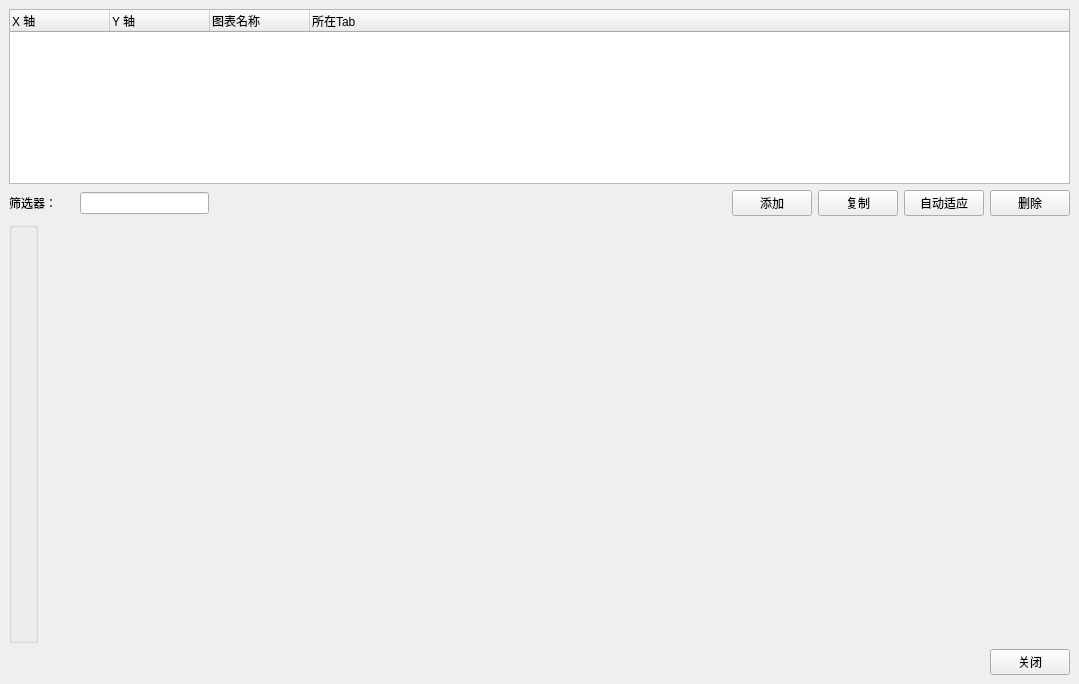
First picture: the form in AdvancedDataManager.ui, repository whatudone/plotxy, before the edit.
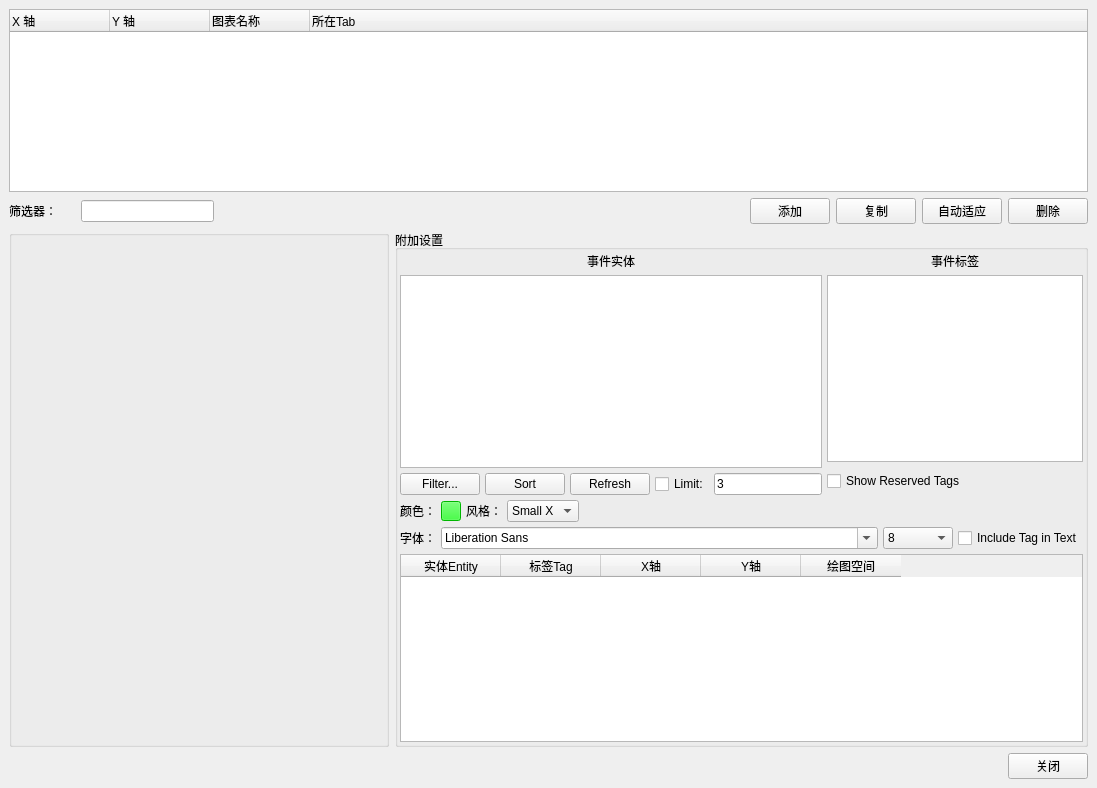
Second picture: the form after the edit. The open tabs and pages were chosen to show the change.

```diff
--- a/AdvancedDataManager.ui
+++ b/AdvancedDataManager.ui
@@ -6,15 +6,15 @@
    <rect>
     <x>0</x>
     <y>0</y>
-    <width>1079</width>
-    <height>684</height>
+    <width>1097</width>
+    <height>788</height>
    </rect>
   </property>
   <property name="windowTitle">
    <string>MainWindow</string>
   </property>
   <widget class="QWidget" name="centralwidget">
-   <layout class="QVBoxLayout" name="verticalLayout_6">
+   <layout class="QVBoxLayout" name="verticalLayout_4">
     <item>
      <widget class="QTreeWidget" name="treeWidget_xy">
       <column>
@@ -95,48 +95,105 @@
      </layout>
     </item>
     <item>
-     <layout class="QHBoxLayout" name="horizontalLayout_5" stretch="0,0">
+     <layout class="QHBoxLayout" name="horizontalLayout_3">
       <item>
        <widget class="QGroupBox" name="groupBox">
+        <property name="sizePolicy">
+         <sizepolicy hsizetype="Expanding" vsizetype="Preferred">
+          <horstretch>0</horstretch>
+          <verstretch>0</verstretch>
+         </sizepolicy>
+        </property>
         <property name="title">
          <string/>
         </property>
         <layout class="QVBoxLayout" name="verticalLayout_3">
+         <property name="spacing">
+          <number>5</number>
+         </property>
+         <property name="leftMargin">
+          <number>0</number>
+         </property>
+         <property name="topMargin">
+          <number>0</number>
+         </property>
+         <property name="rightMargin">
+          <number>0</number>
+         </property>
+         <property name="bottomMargin">
+          <number>0</number>
+         </property>
          <item>
           <widget class="QWidget" name="widget_drawer" native="true">
-           <widget class="QPushButton" name="pushButton">
-            <property name="geometry">
-             <rect>
-              <x>11</x>
-              <y>139</y>
-              <width>93</width>
-              <height>28</height>
-             </rect>
+           <layout class="QVBoxLayout" name="verticalLayout_9">
+            <property name="spacing">
+             <number>5</number>
             </property>
-            <property name="text">
-             <string>PushButton</string>
+            <property name="leftMargin">
+             <number>0</number>
             </property>
-           </widget>
-          </widget>
+            <property name="topMargin">
+             <number>0</number>
+            </property>
+            <property name="rightMargin">
+             <number>0</number>
+            </property>
+            <property name="bottomMargin">
+             <number>0</number>
+            </property>
+            <item>
+             <layout class="QVBoxLayout" name="verticalLayout_8"/>
+            </item>
+           </layout>
+          </widget>
          </item>
         </layout>
        </widget>
       </item>
+      <item>
+       <widget class="QGroupBox" name="groupBox_7">
+        <property name="title">
+         <string>附加设置</string>
+        </property>
+        <layout class="QVBoxLayout" name="verticalLayout_11">
+         <property name="spacing">
+          <number>5</number>
+         </property>
+         <property name="leftMargin">
+          <number>2</number>
+         </property>
+         <property name="topMargin">
+          <number>2</number>
+         </property>
+         <property name="rightMargin">
+          <number>2</number>
+         </property>
+         <property name="bottomMargin">
+          <number>2</number>
+         </property>
       <item>
        <widget class="QStackedWidget" name="stackedWidget_aDMrpart">
         <property name="currentIndex">
-         <number>1</number>
-        </property>
+            <number>2</number>
+           </property>
+           <widget class="QWidget" name="page_4"/>
         <widget class="QWidget" name="page">
-         <layout class="QVBoxLayout" name="verticalLayout_4">
-          <item>
-           <widget class="QGroupBox" name="groupBox_2">
-            <property name="title">
-             <string>额外设置</string>
-            </property>
             <layout class="QVBoxLayout" name="verticalLayout_2">
-             <item>
-              <layout class="QHBoxLayout" name="horizontalLayout_3" stretch="2,1">
+             <property name="spacing">
+              <number>5</number>
+             </property>
+             <property name="leftMargin">
+              <number>0</number>
+             </property>
+             <property name="topMargin">
+              <number>0</number>
+             </property>
+             <property name="rightMargin">
+              <number>0</number>
+             </property>
+             <property name="bottomMargin">
+              <number>0</number>
+             </property>
                <item>
                 <layout class="QHBoxLayout" name="horizontalLayout_2">
                  <item>
@@ -155,27 +212,20 @@
                  </item>
                  <item>
                   <widget class="QPushButton" name="pushButton_choosecolor">
+                 <property name="maximumSize">
+                  <size>
+                   <width>20</width>
+                   <height>20</height>
+                  </size>
+                 </property>
                    <property name="styleSheet">
-                    <string notr="true"/>
+                  <string notr="true">background-color: rgb(0, 255, 0);</string>
                    </property>
                    <property name="text">
                     <string/>
                    </property>
                   </widget>
                  </item>
-                 <item>
-                  <spacer name="horizontalSpacer">
-                   <property name="orientation">
-                    <enum>Qt::Horizontal</enum>
-                   </property>
-                   <property name="sizeHint" stdset="0">
-                    <size>
-                     <width>40</width>
-                     <height>20</height>
-                    </size>
-                   </property>
-                  </spacer>
-                 </item>
                  <item>
                   <widget class="QPushButton" name="pushButton_insertcolor">
                    <property name="text">
@@ -183,10 +233,19 @@
                    </property>
                   </widget>
                  </item>
-                </layout>
-               </item>
                <item>
-                <layout class="QHBoxLayout" name="horizontalLayout_4">
+                <spacer name="horizontalSpacer">
+                 <property name="orientation">
+                  <enum>Qt::Horizontal</enum>
+                 </property>
+                 <property name="sizeHint" stdset="0">
+                  <size>
+                   <width>40</width>
+                   <height>20</height>
+                  </size>
+                 </property>
+                </spacer>
+               </item>
                  <item>
                   <widget class="QPushButton" name="pushButton_save">
                    <property name="text">
@@ -210,14 +269,27 @@
                  </item>
                 </layout>
                </item>
-              </layout>
-             </item>
              <item>
-              <widget class="QGroupBox" name="groupBox_3">
+              <widget class="QGroupBox" name="groupBox_2">
                <property name="title">
-                <string>Code</string>
+                <string>code</string>
                </property>
                <layout class="QVBoxLayout" name="verticalLayout">
+                <property name="spacing">
+                 <number>5</number>
+                </property>
+                <property name="leftMargin">
+                 <number>2</number>
+                </property>
+                <property name="topMargin">
+                 <number>2</number>
+                </property>
+                <property name="rightMargin">
+                 <number>2</number>
+                </property>
+                <property name="bottomMargin">
+                 <number>2</number>
+                </property>
                 <item>
                  <widget class="QTextEdit" name="textEdit">
                   <property name="html">
@@ -227,8 +299,8 @@
 &lt;/style&gt;&lt;/head&gt;&lt;body style=&quot; font-family:'SimSun'; font-size:9pt; font-weight:400; font-style:normal;&quot;&gt;
 &lt;p style=&quot; margin-top:0px; margin-bottom:0px; margin-left:0px; margin-right:0px; -qt-block-indent:0; text-indent:0px;&quot;&gt;#xVal and yVal contain the x and y value of the plot data for 2d plots.&lt;/p&gt;
 &lt;p style=&quot; margin-top:0px; margin-bottom:0px; margin-left:0px; margin-right:0px; -qt-block-indent:0; text-indent:0px;&quot;&gt;#xVal contains the value of the plot data  for 1D plots.&lt;/p&gt;
-&lt;p style=&quot; margin-top:0px; margin-bottom:0px; margin-left:0px; margin-right:0px; -qt-block-indent:0; text-indent:0px;&quot;&gt;#plot Data can be used in set functions to set properties of the plot pair.&lt;/p&gt;
-&lt;p style=&quot; margin-top:0px; margin-bottom:0px; margin-left:0px; margin-right:0px; -qt-block-indent:0; text-indent:0px;&quot;&gt;Set Color (olot Data,RGBA(255,0,0,255))&lt;/p&gt;
+&lt;p style=&quot; margin-top:0px; margin-bottom:0px; margin-left:0px; margin-right:0px; -qt-block-indent:0; text-indent:0px;&quot;&gt;#plotData can be used in set functions to set properties of the plot pair.&lt;/p&gt;
+&lt;p style=&quot; margin-top:0px; margin-bottom:0px; margin-left:0px; margin-right:0px; -qt-block-indent:0; text-indent:0px;&quot;&gt;Set Color (plotData,RGBA(255,0,0,255))&lt;/p&gt;
 &lt;p style=&quot;-qt-paragraph-type:empty; margin-top:0px; margin-bottom:0px; margin-left:0px; margin-right:0px; -qt-block-indent:0; text-indent:0px;&quot;&gt;&lt;br /&gt;&lt;/p&gt;&lt;/body&gt;&lt;/html&gt;</string>
                   </property>
                  </widget>
@@ -238,27 +310,33 @@
              </item>
             </layout>
            </widget>
-          </item>
-         </layout>
-        </widget>
         <widget class="QWidget" name="page_2">
-         <layout class="QHBoxLayout" name="horizontalLayout_7">
-          <item>
-           <widget class="QGroupBox" name="groupBox_4">
-            <property name="title">
-             <string>额外设置</string>
-            </property>
-            <layout class="QVBoxLayout" name="verticalLayout_7">
+            <layout class="QVBoxLayout" name="verticalLayout_10">
+             <property name="spacing">
+              <number>5</number>
+             </property>
+             <property name="leftMargin">
+              <number>0</number>
+             </property>
+             <property name="topMargin">
+              <number>0</number>
+             </property>
+             <property name="rightMargin">
+              <number>0</number>
+             </property>
+             <property name="bottomMargin">
+              <number>0</number>
+             </property>
              <item>
-              <layout class="QHBoxLayout" name="horizontalLayout_11">
+              <layout class="QHBoxLayout" name="horizontalLayout_16">
                <item>
-                <widget class="QGroupBox" name="groupBox_5">
+                <widget class="QGroupBox" name="groupBox_8">
                  <property name="title">
                   <string>关于阈值</string>
                  </property>
-                 <layout class="QHBoxLayout" name="horizontalLayout_8">
+                 <layout class="QVBoxLayout" name="verticalLayout_7">
                   <item>
-                   <widget class="QLabel" name="label_2">
+                   <widget class="QLabel" name="label_6">
                     <property name="text">
                      <string>&lt;html&gt;&lt;head/&gt;&lt;body&gt;&lt;p align=&quot;justify&quot;&gt;阈值包含值和颜色。该值表示颜色范围的最小值，&lt;/p&gt;&lt;p align=&quot;justify&quot;&gt;该颜色用于填充该范围。颜色范围从一个阈值开始，&lt;/p&gt;&lt;p align=&quot;justify&quot;&gt;到下一个阈值结束。名称和颜色可以在阈值之间共&lt;/p&gt;&lt;p align=&quot;justify&quot;&gt;享，但值不能共享。&lt;/p&gt;&lt;/body&gt;&lt;/html&gt;</string>
                     </property>
@@ -268,39 +346,53 @@
                 </widget>
                </item>
                <item>
-                <widget class="QGroupBox" name="groupBox_6">
+                <widget class="QGroupBox" name="groupBox_9">
                  <property name="title">
                   <string>阈值选项</string>
                  </property>
-                 <layout class="QVBoxLayout" name="verticalLayout_5">
+                 <layout class="QVBoxLayout" name="verticalLayout_6">
                   <item>
-                   <layout class="QHBoxLayout" name="horizontalLayout_10">
+                   <layout class="QHBoxLayout" name="horizontalLayout_18">
                     <item>
-                     <widget class="QLabel" name="label_3">
+                     <widget class="QLabel" name="label_7">
                       <property name="text">
                        <string>名称:</string>
                       </property>
                      </widget>
                     </item>
                     <item>
-                     <widget class="QLineEdit" name="lineEdit_name"/>
+                     <widget class="QLineEdit" name="lineEdit_name">
+                      <property name="minimumSize">
+                       <size>
+                        <width>0</width>
+                        <height>26</height>
+                       </size>
+                      </property>
+                     </widget>
                     </item>
                    </layout>
                   </item>
                   <item>
-                   <layout class="QHBoxLayout" name="horizontalLayout_9">
+                   <layout class="QHBoxLayout" name="horizontalLayout_19">
                     <item>
-                     <widget class="QLabel" name="label_4">
+                     <widget class="QLabel" name="label_8">
                       <property name="text">
                        <string>  值:</string>
                       </property>
                      </widget>
                     </item>
                     <item>
-                     <widget class="QLineEdit" name="lineEdit_value"/>
+                     <widget class="QLineEdit" name="lineEdit_value">
+                      <property name="minimumSize">
+                       <size>
+                        <width>0</width>
+                        <height>26</height>
+                       </size>
+                      </property>
+                     </widget>
                     </item>
                     <item>
-                     <widget class="QLabel" name="label_5">
+                     <widget class="QLabel" name="label_9">
                       <property name="text">
                        <string>颜色:</string>
                       </property>
@@ -308,6 +400,15 @@
                     </item>
                     <item>
                      <widget class="QPushButton" name="pushButton_color">
+                      <property name="maximumSize">
+                       <size>
+                        <width>20</width>
+                        <height>20</height>
+                       </size>
+                      </property>
+                      <property name="styleSheet">
+                       <string notr="true">background-color: rgb(0, 255, 0);</string>
+                      </property>
                       <property name="text">
                        <string/>
                       </property>
@@ -321,9 +422,9 @@
               </layout>
              </item>
              <item>
-              <layout class="QHBoxLayout" name="horizontalLayout_12">
+              <layout class="QHBoxLayout" name="horizontalLayout_5">
                <item>
-                <spacer name="horizontalSpacer_4">
+                <spacer name="horizontalSpacer_5">
                  <property name="orientation">
                   <enum>Qt::Horizontal</enum>
                  </property>
@@ -343,14 +444,14 @@
                 </widget>
                </item>
                <item>
-                <widget class="QPushButton" name="pushButton_4">
+                <widget class="QPushButton" name="pushButton_6">
                  <property name="text">
                   <string>更新</string>
                  </property>
                 </widget>
                </item>
                <item>
-                <widget class="QPushButton" name="pushButton_5">
+                <widget class="QPushButton" name="pushButton_7">
                  <property name="text">
                   <string>移除</string>
                  </property>
@@ -359,8 +460,6 @@
               </layout>
              </item>
              <item>
-              <layout class="QHBoxLayout" name="horizontalLayout_13">
-               <item>
                 <widget class="QTreeWidget" name="treeWidget_union">
                  <property name="indentation">
                   <number>0</number>
@@ -383,13 +482,255 @@
                 </widget>
                </item>
               </layout>
-             </item>
-            </layout>
-           </widget>
-          </item>
-         </layout>
-        </widget>
-        <widget class="QWidget" name="page_3"/>
+           </widget>
+           <widget class="QWidget" name="page_3">
+            <layout class="QVBoxLayout" name="verticalLayout_13">
+             <property name="spacing">
+              <number>5</number>
+             </property>
+             <property name="leftMargin">
+              <number>0</number>
+             </property>
+             <property name="topMargin">
+              <number>0</number>
+             </property>
+             <property name="rightMargin">
+              <number>0</number>
+             </property>
+             <property name="bottomMargin">
+              <number>0</number>
+             </property>
+             <item>
+              <layout class="QHBoxLayout" name="horizontalLayout_11">
+               <item>
+                <layout class="QVBoxLayout" name="verticalLayout_12">
+                 <item>
+                  <widget class="QLabel" name="label_2">
+                   <property name="text">
+                    <string>事件实体</string>
+                   </property>
+                   <property name="alignment">
+                    <set>Qt::AlignCenter</set>
+                   </property>
+                  </widget>
+                 </item>
+                 <item>
+                  <widget class="QTableWidget" name="tableWidget"/>
+                 </item>
+                 <item>
+                  <layout class="QHBoxLayout" name="horizontalLayout_7">
+                   <item>
+                    <widget class="QPushButton" name="pushButton">
+                     <property name="text">
+                      <string>Filter...</string>
+                     </property>
+                    </widget>
+                   </item>
+                   <item>
+                    <widget class="QPushButton" name="pushButton_2">
+                     <property name="text">
+                      <string>Sort</string>
+                     </property>
+                    </widget>
+                   </item>
+                   <item>
+                    <widget class="QPushButton" name="pushButton_3">
+                     <property name="text">
+                      <string>Refresh</string>
+                     </property>
+                    </widget>
+                   </item>
+                   <item>
+                    <widget class="QCheckBox" name="checkBox">
+                     <property name="text">
+                      <string>Limit:</string>
+                     </property>
+                    </widget>
+                   </item>
+                   <item>
+                    <widget class="QLineEdit" name="lineEdit_2">
+                     <property name="text">
+                      <string>3</string>
+                     </property>
+                    </widget>
+                   </item>
+                  </layout>
+                 </item>
+                </layout>
+               </item>
+               <item>
+                <layout class="QVBoxLayout" name="verticalLayout_5">
+                 <item>
+                  <widget class="QLabel" name="label_3">
+                   <property name="text">
+                    <string>事件标签</string>
+                   </property>
+                   <property name="alignment">
+                    <set>Qt::AlignCenter</set>
+                   </property>
+                  </widget>
+                 </item>
+                 <item>
+                  <widget class="QTableWidget" name="tableWidget_2"/>
+                 </item>
+                 <item>
+                  <layout class="QHBoxLayout" name="horizontalLayout_4">
+                   <item>
+                    <widget class="QCheckBox" name="checkBox_2">
+                     <property name="text">
+                      <string>Show Reserved Tags</string>
+                     </property>
+                    </widget>
+                   </item>
+                   <item>
+                    <spacer name="horizontalSpacer_6">
+                     <property name="orientation">
+                      <enum>Qt::Horizontal</enum>
+                     </property>
+                     <property name="sizeHint" stdset="0">
+                      <size>
+                       <width>40</width>
+                       <height>28</height>
+                      </size>
+                     </property>
+                    </spacer>
+                   </item>
+                  </layout>
+                 </item>
+                </layout>
+               </item>
+              </layout>
+             </item>
+             <item>
+              <layout class="QHBoxLayout" name="horizontalLayout_10">
+               <item>
+                <layout class="QHBoxLayout" name="horizontalLayout_8">
+                 <item>
+                  <widget class="QLabel" name="label_4">
+                   <property name="text">
+                    <string>颜色：</string>
+                   </property>
+                  </widget>
+                 </item>
+                 <item>
+                  <widget class="QPushButton" name="pushButton_4">
+                   <property name="maximumSize">
+                    <size>
+                     <width>20</width>
+                     <height>20</height>
+                    </size>
+                   </property>
+                   <property name="styleSheet">
+                    <string notr="true">background-color: rgb(0, 255, 0);</string>
+                   </property>
+                   <property name="text">
+                    <string/>
+                   </property>
+                  </widget>
+                 </item>
+                 <item>
+                  <widget class="QLabel" name="label_5">
+                   <property name="text">
+                    <string>风格：</string>
+                   </property>
+                  </widget>
+                 </item>
+                 <item>
+                  <widget class="QComboBox" name="comboBox">
+                   <item>
+                    <property name="text">
+                     <string>Small X</string>
+                    </property>
+                   </item>
+                  </widget>
+                 </item>
+                </layout>
+               </item>
+               <item>
+                <spacer name="horizontalSpacer_4">
+                 <property name="orientation">
+                  <enum>Qt::Horizontal</enum>
+                 </property>
+                 <property name="sizeHint" stdset="0">
+                  <size>
+                   <width>40</width>
+                   <height>20</height>
+                  </size>
+                 </property>
+                </spacer>
+               </item>
+              </layout>
+             </item>
+             <item>
+              <layout class="QHBoxLayout" name="horizontalLayout_9" stretch="0,1,0,0">
+               <item>
+                <widget class="QLabel" name="label_10">
+                 <property name="text">
+                  <string>字体：</string>
+                 </property>
+                </widget>
+               </item>
+               <item>
+                <widget class="QFontComboBox" name="fontComboBox"/>
+               </item>
+               <item>
+                <widget class="QComboBox" name="comboBox_2">
+                 <property name="minimumSize">
+                  <size>
+                   <width>70</width>
+                   <height>0</height>
+                  </size>
+                 </property>
+                 <item>
+                  <property name="text">
+                   <string>8</string>
+                  </property>
+                 </item>
+                </widget>
+               </item>
+               <item>
+                <widget class="QCheckBox" name="checkBox_3">
+                 <property name="text">
+                  <string>Include Tag in Text</string>
+                 </property>
+                </widget>
+               </item>
+              </layout>
+             </item>
+             <item>
+              <widget class="QTableWidget" name="tableWidget_3">
+               <column>
+                <property name="text">
+                 <string>实体Entity</string>
+                </property>
+               </column>
+               <column>
+                <property name="text">
+                 <string>标签Tag</string>
+                </property>
+               </column>
+               <column>
+                <property name="text">
+                 <string>X轴</string>
+                </property>
+               </column>
+               <column>
+                <property name="text">
+                 <string>Y轴</string>
+                </property>
+               </column>
+               <column>
+                <property name="text">
+                 <string>绘图空间</string>
+                </property>
+               </column>
+              </widget>
+             </item>
+            </layout>
+           </widget>
+          </widget>
+         </item>
+        </layout>
        </widget>
       </item>
      </layout>
```
Lines whose indentation alone changed are shown as unchanged.
